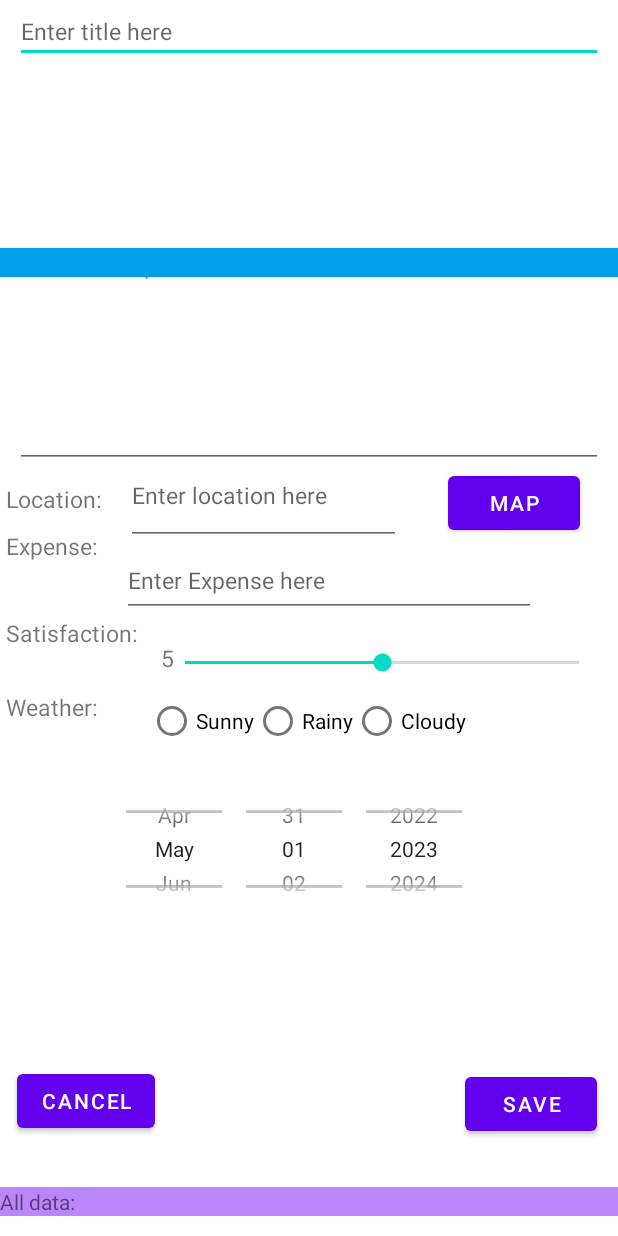
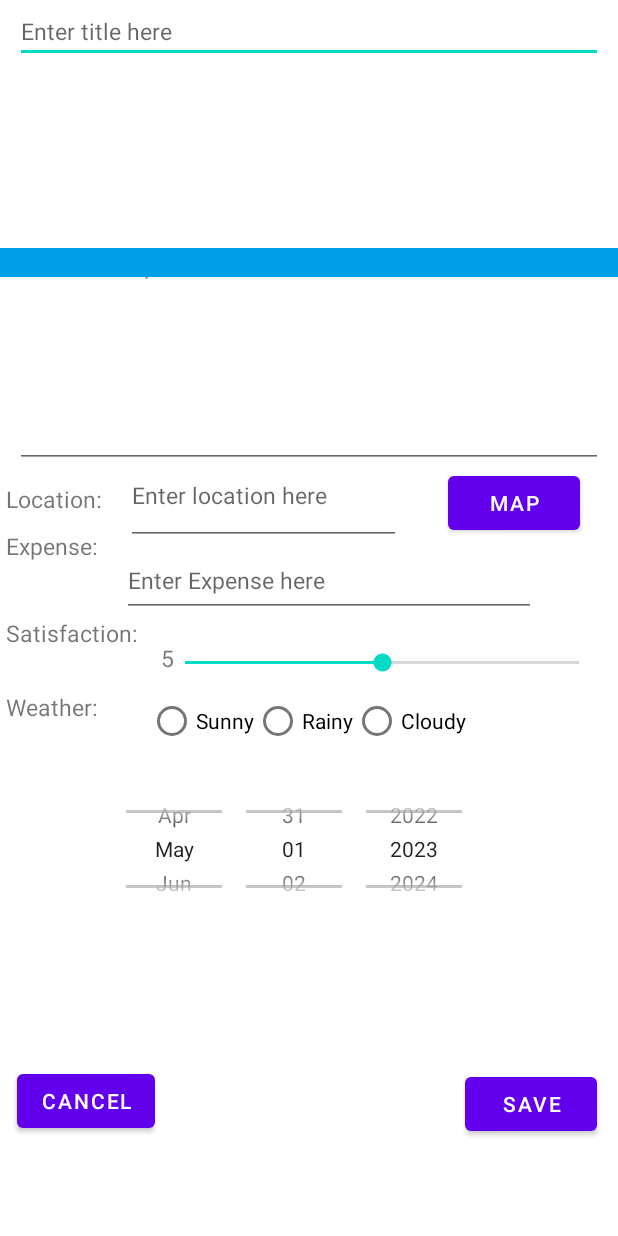
Before and after one commit to hannah-shaw/Wanderlogix, an Android app: the fragment AddTravelDiaryFragment shown on its own in the app's theme, on a phone screen of 412 x 824 dp. Run offline under Robolectric (Android 15) with nearby library versions, the phone set to English and light mode, and no system bars; our stand-ins replace Room's generated code.

Commit message:
合并了一下日记添加和展示模块

```diff
--- a/app/src/main/java/com/example/myapplication/fragment/AddTravelDiaryFragment.java
+++ b/app/src/main/java/com/example/myapplication/fragment/AddTravelDiaryFragment.java
@@ -242,7 +242,7 @@ public class AddTravelDiaryFragment extends Fragment {
                     allCustomers = allCustomers +
                             System.getProperty("line.separator") + customerDetails;
                 }
-                binding.textViewRead.setText("All data: " + allCustomers);
+                //binding.textViewRead.setText("All data: " + allCustomers);
             }
         });
 
--- a/app/src/main/res/layout/add_travel_diary_fragment.xml
+++ b/app/src/main/res/layout/add_travel_diary_fragment.xml
@@ -206,6 +206,6 @@
         android:layout_alignParentBottom="true"
         android:layout_marginEnd="-5dp"
         android:layout_marginBottom="13dp"
-        android:background="@color/purple_200" />
+        android:background="@color/white" />
 
 </RelativeLayout>
```
Also changed, not shown: app/src/main/java/com/example/myapplication/fragment/HomeFragment.java (+0 -11 lines).
